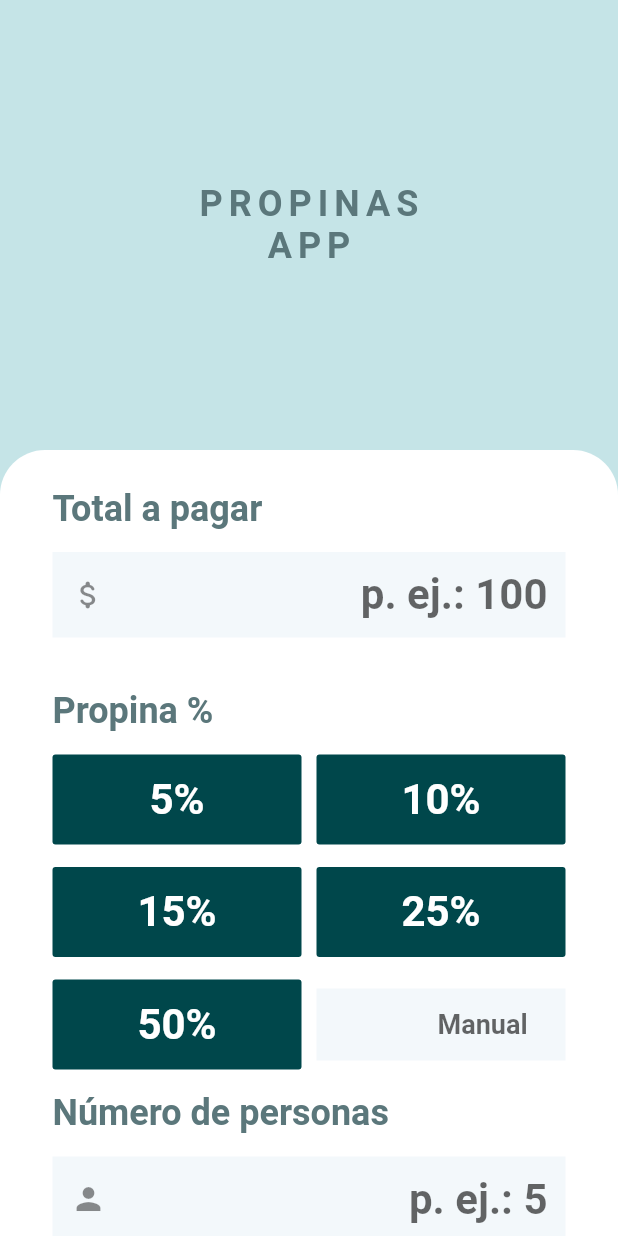
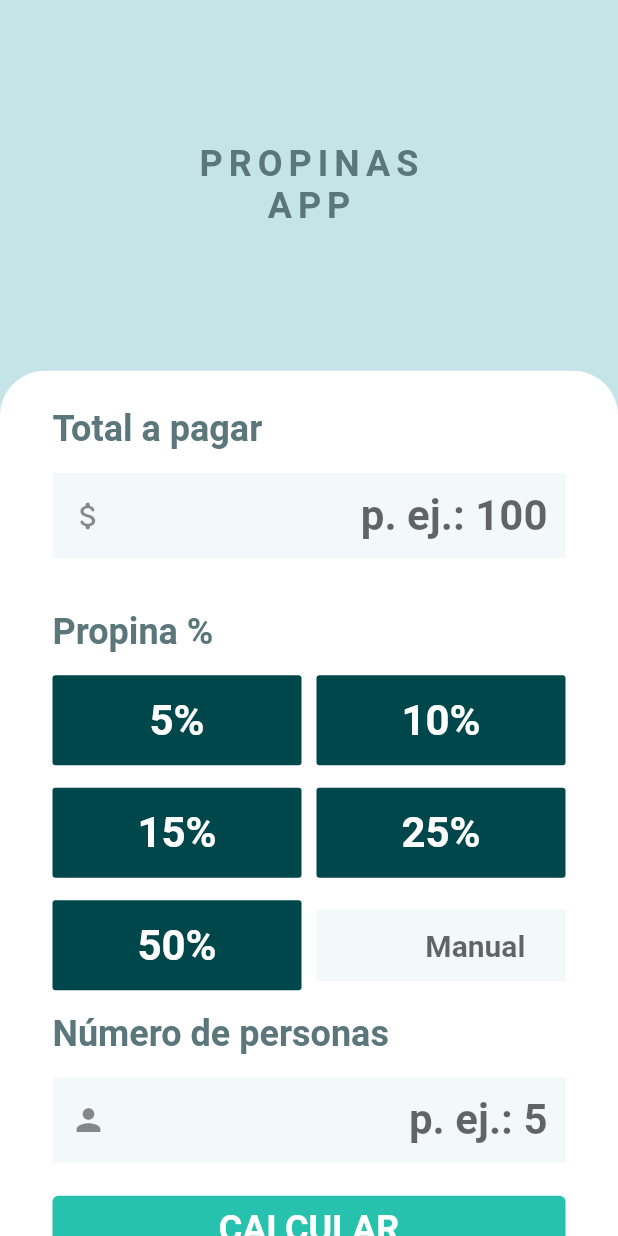
Before and after one commit to urielexis64/propinas_app, a Flutter app: the screen it shows after launch, on a phone screen of 412 x 824 dp. Run offline on Flutter 3.47's test engine with Material 2 defaults, Android fonts, the phone set to English and light mode, and no system bars.

Commit message:
refactor code

```diff
--- a/lib/main.dart
+++ b/lib/main.dart
@@ -4,21 +4,20 @@ import 'package:flutter/cupertino.dart';
 import 'package:flutter/material.dart';
 import 'package:flutter/painting.dart';
 import 'package:flutter/rendering.dart';
-import 'package:flutter/services.dart';
 import 'package:flutter/widgets.dart';
+import 'package:propinas_app/widgets/text_input_field.dart';
+import 'package:propinas_app/widgets/tip_button.dart';
 
-void main() {
-  runApp(const MyApp());
-}
+void main() => runApp(const MyApp());
 
 class MyApp extends StatelessWidget {
   const MyApp({Key? key}) : super(key: key);
 
   @override
   Widget build(BuildContext context) {
-    return MaterialApp(
+    return const MaterialApp(
       debugShowCheckedModeBanner: false,
-      home: const HomePage(),
+      home: HomePage(),
     );
   }
 }
@@ -31,44 +30,60 @@ class HomePage extends StatefulWidget {
 }
 
 class _HomePageState extends State<HomePage> {
-  TextStyle titleStyle = TextStyle(
+  TextStyle titleStyle = const TextStyle(
       color: Color(0xFF5B777B), fontSize: 24, fontWeight: FontWeight.bold);
 
   double bill = 0;
   double tip = 0;
   int person = 1;
+  int currentIndex = -1;
 
   // Prepare the result
   double tipPerPerson = 0;
   double totalPerPerson = 0;
 
   // Create the controller to get the value from input
-  TextEditingController _billController = TextEditingController();
-  TextEditingController _tipController = TextEditingController();
-  TextEditingController _personController = TextEditingController();
+  final TextEditingController _billController = TextEditingController();
+  final TextEditingController _tipController = TextEditingController();
+  final TextEditingController _personController = TextEditingController();
+
+  final ScrollController _scrollController = ScrollController();
 
   // Create a function to calculate the tip
   void calculate() {
+    if (_billController.text.isNotEmpty) {
+      bill = double.parse(_billController.text);
+    } else {
+      bill = 0;
+    }
+    if (_personController.text.isNotEmpty) {
+      person = int.parse(_personController.text);
+    } else {
+      person = 1;
+    }
+    //FocusScope.of(context).unfocus();
     tipPerPerson = bill * tip / person;
     totalPerPerson = bill * (1 + tip) / person;
   }
 
   @override
   Widget build(BuildContext context) {
+    final size = MediaQuery.of(context).size;
     return Scaffold(
-      backgroundColor: Color(0xFFC5E4E7),
+      backgroundColor: const Color(0xFFC5E4E7),
       body: SingleChildScrollView(
-        physics: BouncingScrollPhysics(),
+        physics: const BouncingScrollPhysics(),
+        controller: _scrollController,
         child: Column(
           children: [
             // Header
-            Container(
+            SizedBox(
               width: double.infinity,
-              height: 300,
+              height: size.height * .3,
               child: Center(
                 child: Column(
                   mainAxisAlignment: MainAxisAlignment.center,
-                  children: [
+                  children: const [
                     Text(
                       'PROPINAS',
                       style: TextStyle(
@@ -93,7 +108,7 @@ class _HomePageState extends State<HomePage> {
             Container(
               padding: const EdgeInsets.symmetric(vertical: 25, horizontal: 35),
               width: double.infinity,
-              decoration: BoxDecoration(
+              decoration: const BoxDecoration(
                   color: Colors.white,
                   borderRadius:
                       BorderRadius.vertical(top: Radius.circular(30))),
@@ -105,239 +120,163 @@ class _HomePageState extends State<HomePage> {
                     'Total a pagar',
                     style: titleStyle,
                   ),
-                  SizedBox(
+                  const SizedBox(
                     height: 15,
                   ),
-                  TextField(
+                  TextInputField(
                       controller: _billController,
-                    onEditingComplete: () {
-                      setState(() {
-                        if (_billController.text.isNotEmpty) {
-                          bill = double.parse(_billController.text);
-                        } else {
-                          bill = 0;
-                        }
-                        FocusScope.of(context).unfocus();
-                        calculate();
-                      });
-                    },
-                    keyboardType: TextInputType.numberWithOptions(),
-                    decoration: InputDecoration(
-                        filled: true,
-                        fillColor: Color(0xFFF3F8FB),
-                        border: InputBorder.none,
-                        hintText: "p. ej.: 100",
-                        prefixIcon: Icon(Icons.attach_money_rounded)),
-                    textAlign: TextAlign.end,
-                    style: TextStyle(
-                        fontSize: 28,
-                        fontWeight: FontWeight.bold,
-                        color: Color(0xFF00474B)),
-                  ),
-                  SizedBox(
+                      onChanged: (value) => calculate(),
+                      prefixIcon: Icons.attach_money_rounded,
+                      hintText: "p. ej.: 100"),
+                  const SizedBox(
                     height: 35,
                   ),
                   Text(
                     'Propina %',
                     style: titleStyle,
                   ),
-                  SizedBox(
+                  const SizedBox(
                     height: 15,
                   ),
                   Row(
                     children: [
-                      Expanded(
-                        child: FlatButton(
+                      TipButton(
+                          active: currentIndex == 0,
+                          text: '5%',
                           onPressed: () {
                             setState(() {
                               tip = .05;
                               _tipController.text = '';
+                              calculate();
+                              currentIndex = 0;
                             });
-                          },
-                          height: 60,
-                          color: Color(0xFF00474B),
-                          child: Text(
-                            '5%',
-                            style: TextStyle(
-                                color: Colors.white,
-                                fontSize: 28,
-                                fontWeight: FontWeight.bold),
-                          ),
-                        ),
-                      ),
-                      SizedBox(
+                          }),
+                      const SizedBox(
                         width: 10,
                       ),
-                      Expanded(
-                        child: FlatButton(
+                      TipButton(
+                          active: currentIndex == 1,
+                          text: '10%',
                           onPressed: () {
                             setState(() {
                               tip = .1;
                               _tipController.text = '';
+                              calculate();
+                              currentIndex = 1;
                             });
-                          },
-                          height: 60,
-                          color: Color(0xFF00474B),
-                          child: Text(
-                            '10%',
-                            style: TextStyle(
-                                color: Colors.white,
-                                fontSize: 28,
-                                fontWeight: FontWeight.bold),
-                          ),
-                        ),
-                      )
+                          })
                     ],
                   ),
-                  SizedBox(
+                  const SizedBox(
                     height: 15,
                   ),
                   Row(
                     children: [
-                      Expanded(
-                        child: FlatButton(
+                      TipButton(
+                          active: currentIndex == 2,
+                          text: '15%',
                           onPressed: () {
                             setState(() {
                               tip = .15;
                               _tipController.text = '';
+                              calculate();
+                              currentIndex = 2;
                             });
-                          },
-                          height: 60,
-                          color: Color(0xFF00474B),
-                          child: Text(
-                            '15%',
-                            style: TextStyle(
-                                color: Colors.white,
-                                fontSize: 28,
-                                fontWeight: FontWeight.bold),
-                          ),
-                        ),
-                      ),
-                      SizedBox(
+                          }),
+                      const SizedBox(
                         width: 10,
                       ),
-                      Expanded(
-                        child: FlatButton(
+                      TipButton(
+                          active: currentIndex == 3,
+                          text: '25%',
                           onPressed: () {
                             setState(() {
                               tip = .25;
                               _tipController.text = '';
+                              calculate();
+                              currentIndex = 3;
                             });
-                          },
-                          height: 60,
-                          color: Color(0xFF00474B),
-                          child: Text(
-                            '25%',
-                            style: TextStyle(
-                                color: Colors.white,
-                                fontSize: 28,
-                                fontWeight: FontWeight.bold),
-                          ),
-                        ),
-                      )
+                          }),
                     ],
                   ),
-                  SizedBox(
+                  const SizedBox(
                     height: 15,
                   ),
                   Row(
                     children: [
-                      Expanded(
-                        child: FlatButton(
+                      TipButton(
+                          active: currentIndex == 4,
+                          text: '50%',
                           onPressed: () {
                             setState(() {
                               tip = .5;
                               _tipController.text = '';
+                              calculate();
+                              currentIndex = 4;
                             });
-                          },
-                          height: 60,
-                          color: Color(0xFF00474B),
-                          child: Text(
-                            '50%',
-                            style: TextStyle(
-                                color: Colors.white,
-                                fontSize: 28,
-                                fontWeight: FontWeight.bold),
-                          ),
-                        ),
-                      ),
-                      SizedBox(
+                          }),
+                      const SizedBox(
                         width: 10,
                       ),
                       Expanded(
-                        child: TextField(
+                        child: TextInputField(
                             controller: _tipController,
-                            onEditingComplete: () {
-                              setState(() {
+                            onChanged: (value) {
                               if (_tipController.text.isNotEmpty) {
                                 tip = double.parse(_tipController.text) / 100;
+                                currentIndex = -1;
                               } else {
                                 tip = 0;
                               }
-                                FocusScope.of(context).unfocus();
                               calculate();
-                              });
                             },
-                            keyboardType: TextInputType.numberWithOptions(),
-                            decoration: InputDecoration(
-                                filled: true,
-                                fillColor: Color(0xFFF3F8FB),
-                                border: InputBorder.none,
-                                hintText: "Manual",
-                                suffixText: '%'),
-                            textAlign: TextAlign.end,
-                            style: TextStyle(
-                                fontSize: 18,
-                                fontWeight: FontWeight.bold,
-                                color: Color(0xFF00474B))),
+                            fontSize: 20,
+                            suffixText: '%',
+                            hintText: "Manual"),
                       )
                     ],
                   ),
-                  SizedBox(
+                  const SizedBox(
                     height: 15,
                   ),
                   Text(
                     'Número de personas',
                     style: titleStyle,
                   ),
-                  SizedBox(
+                  const SizedBox(
                     height: 15,
                   ),
-                  TextField(
+                  TextInputField(
                       controller: _personController,
-                    onEditingComplete: () {
-                      setState(() {
-                        if (_personController.text.isNotEmpty) {
-                          person = int.parse(_personController.text);
-                        } else {
-                          person = 1;
-                        }
-                        FocusScope.of(context).unfocus();
-                        calculate();
-                      });
-                    },
-                    keyboardType: TextInputType.numberWithOptions(),
-                    decoration: InputDecoration(
-                        filled: true,
-                        fillColor: Color(0xFFF3F8FB),
-                        border: InputBorder.none,
-                        hintText: "p. ej.: 5",
-                        prefixIcon: Icon(Icons.person)),
-                    textAlign: TextAlign.end,
-                    style: TextStyle(
-                        fontSize: 28,
-                        fontWeight: FontWeight.bold,
-                        color: Color(0xFF00474B)),
+                      onChanged: (value) => calculate(),
+                      prefixIcon: Icons.person,
+                      hintText: "p. ej.: 5"),
+                  const SizedBox(
+                    height: 20,
                   ),
                   SizedBox(
-                    height: 30,
+                      width: double.infinity,
+                      child: TextButton(
+                          onPressed: calculate,
+                          style: ButtonStyle(
+                              backgroundColor: MaterialStateProperty.all(
+                                  const Color(0xFF26C2AD))),
+                          child: const Text(
+                            'CALCULAR',
+                            style: TextStyle(
+                                fontSize: 24,
+                                color: Colors.white,
+                                fontWeight: FontWeight.bold),
+                          ))),
+                  const SizedBox(
+                    height: 20,
                   ),
                   Container(
-                    padding: EdgeInsets.all(24),
+                    padding: const EdgeInsets.all(24),
                     height: 300,
                     width: double.infinity,
                     decoration: BoxDecoration(
-                        color: Color(0xFF00474B),
+                        color: const Color(0xFF00474B),
                         borderRadius: BorderRadius.circular(18)),
                     child: Column(
                       mainAxisAlignment: MainAxisAlignment.center,
@@ -348,7 +287,7 @@ class _HomePageState extends State<HomePage> {
                           children: [
                             Column(
                               crossAxisAlignment: CrossAxisAlignment.start,
-                              children: [
+                              children: const [
                                 Text(
                                   'Propina',
                                   style: TextStyle(
@@ -366,19 +305,21 @@ class _HomePageState extends State<HomePage> {
                                 )
                               ],
                             ),
-                            FittedBox(
+                            Expanded(
+                              child: FittedBox(
                                 fit: BoxFit.contain,
                                 child: Text(
                                   '\$${tipPerPerson.toStringAsFixed(2)}',
-                                style: TextStyle(
+                                  style: const TextStyle(
                                       color: Color(0xFF29C0AD),
                                       fontSize: 34,
                                       fontWeight: FontWeight.bold),
                                 ),
+                              ),
                             )
                           ],
                         ),
-                        SizedBox(
+                        const SizedBox(
                           height: 20,
                         ),
                         Row(
@@ -386,7 +327,7 @@ class _HomePageState extends State<HomePage> {
                           children: [
                             Column(
                               crossAxisAlignment: CrossAxisAlignment.start,
-                              children: [
+                              children: const [
                                 Text(
                                   'Total',
                                   style: TextStyle(
@@ -404,38 +345,44 @@ class _HomePageState extends State<HomePage> {
                                 )
                               ],
                             ),
-                            FittedBox(
+                            Expanded(
+                              child: FittedBox(
                                 fit: BoxFit.contain,
                                 child: Text(
                                   '\$${totalPerPerson.toStringAsFixed(2)}',
-                                style: TextStyle(
+                                  overflow: TextOverflow.ellipsis,
+                                  style: const TextStyle(
                                       color: Color(0xFF29C0AD),
                                       fontSize: 34,
                                       fontWeight: FontWeight.bold),
                                 ),
+                              ),
                             )
                           ],
                         ),
-                        SizedBox(
+                        const SizedBox(
                           height: 20,
                         ),
-                        Container(
+                        SizedBox(
                           width: double.infinity,
                           child: FlatButton(
                               height: 60,
-                              color: Color(0xFF26C2AD),
+                              color: const Color(0xFF26C2AD),
                               onPressed: () {
                                 setState(() {
                                   tip = 0;
                                   person = 1;
                                   bill = 0;
+                                  currentIndex = -1;
                                   calculate();
                                   _tipController.clear();
                                   _billController.clear();
                                   _personController.clear();
+                                  FocusScope.of(context).unfocus();
+                                  animateScroll(0);
                                 });
                               },
-                              child: Text(
+                              child: const Text(
                                 'LIMPIAR',
                                 style: TextStyle(
                                     fontSize: 24,
@@ -454,4 +401,9 @@ class _HomePageState extends State<HomePage> {
       ),
     );
   }
+
+  void animateScroll(double offset) {
+    _scrollController.animateTo(offset,
+        duration: const Duration(milliseconds: 500), curve: Curves.ease);
   }
+}
```
Lines whose indentation alone changed are shown as unchanged.
